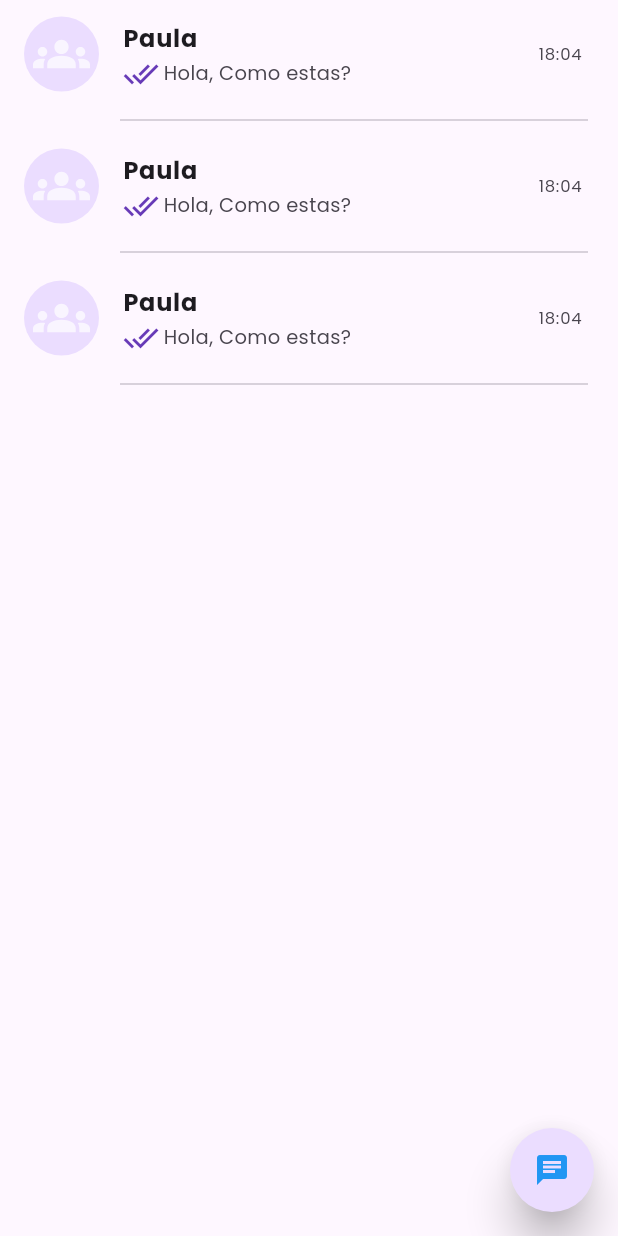
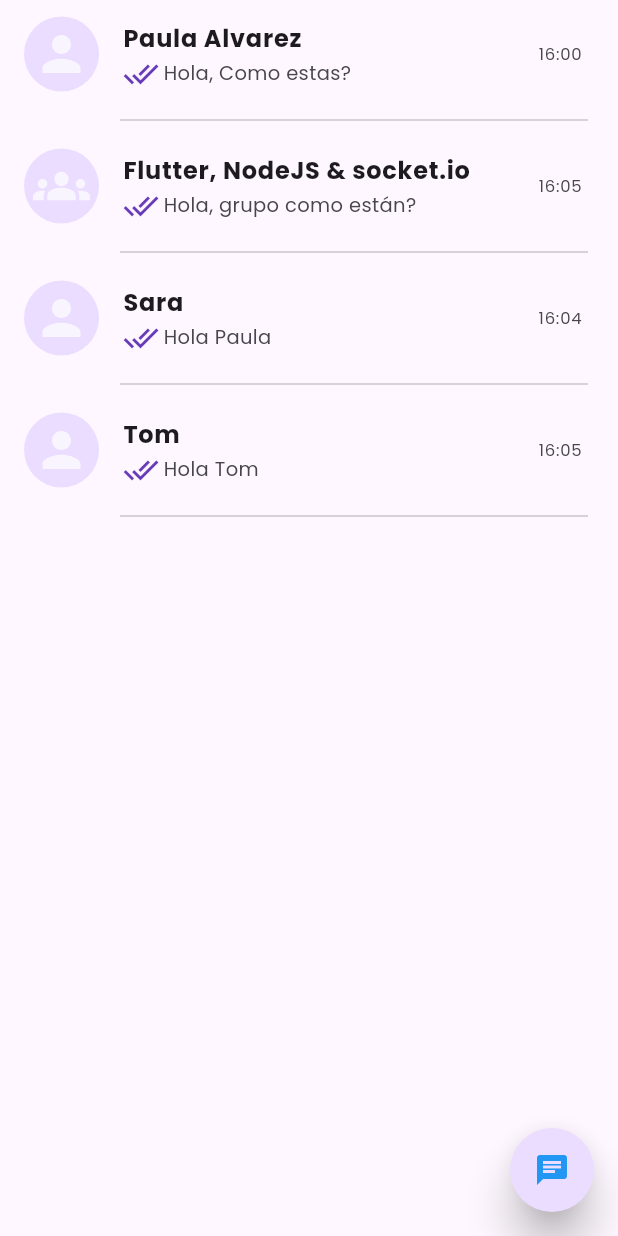
Before and after one commit to PaulaAlvarezC/chateando_flutter, a Flutter app: the ChatPage screen opened directly, on a phone screen of 412 x 824 dp. Run offline on Flutter 3.47's test engine with Material 3 defaults, Android fonts, the light colour scheme and no system bars; our stand-ins replace flutter_svg; missing offline and left inert: flutter_gradient_app_bar.

Commit message:
Add model

```diff
--- a/lib/CustomUI/custom_card.dart
+++ b/lib/CustomUI/custom_card.dart
@@ -1,8 +1,11 @@
+import 'package:chateando/Screens/individual_screen.dart';
 import 'package:flutter/material.dart';
 import 'package:flutter_svg/svg.dart';
+import 'package:chateando/Model/chat_model.dart';
 
 class CustomCard extends StatefulWidget {
-  const CustomCard({super.key});
+  const CustomCard({Key? key, required this.chatModel}) : super(key: key);
+  final ChatModel chatModel;
 
   @override
   State<CustomCard> createState() => _CustomCardState();
@@ -11,29 +14,51 @@ class CustomCard extends StatefulWidget {
 class _CustomCardState extends State<CustomCard> {
   @override
   Widget build(BuildContext context) {
-    return  InkWell(
-      onTap: () {},
+    return InkWell(
+      onTap: () {
+        Navigator.push(
+            context, MaterialPageRoute(builder: (context) => IndividualPage()));
+      },
       child: Column(
         children: [
           ListTile(
-             leading: CircleAvatar(
+            leading: CircleAvatar(
               radius: 25,
-              child: SvgPicture.asset("assets/groups_black.svg", color: Colors.white70, height: 38, width: 38,),
-             ),
-            title: const Text("Paula", style: TextStyle( fontSize:16, fontWeight: FontWeight.bold),),
-            trailing: const Text("18:04"),
-            subtitle: const Row(
+              child: SvgPicture.asset(
+                widget.chatModel.isGroup
+                    ? "assets/groups_black.svg"
+                    : "assets/person_black.svg",
+                colorFilter: const ColorFilter.mode(
+                  Colors.white70,
+                  BlendMode.srcIn,
+                ),
+                height: 38,
+                width: 38,
+              ),
+            ),
+            title: Text(
+              widget.chatModel.name,
+              style: const TextStyle(fontSize: 16, fontWeight: FontWeight.bold),
+            ),
+            trailing: Text(widget.chatModel.time),
+            subtitle: Row(
               children: [
-                Icon(Icons.done_all, color: Colors.deepPurple,),
-                SizedBox( width: 3,),
-                Text('Hola, Como estas?', style: TextStyle( fontSize:13)),
-                ],
+                const Icon(
+                  Icons.done_all,
+                  color: Colors.deepPurple,
                 ),
+                const SizedBox(
+                  width: 3,
+                ),
+                Text(widget.chatModel.currentMessage,
+                    style: const TextStyle(fontSize: 13)),
+              ],
+            ),
           ),
           const Padding(
-            padding:  EdgeInsets.only(right: 20, left: 80),
-            child:  Divider(
-            thickness: 1,
+            padding: EdgeInsets.only(right: 20, left: 80),
+            child: Divider(
+              thickness: 1,
             ),
           ),
         ],
--- /dev/null
+++ b/lib/Model/chat_model.dart
@@ -0,0 +1,15 @@
+class ChatModel {
+  String name;
+  String icon;
+  bool isGroup;
+  String time;
+  String currentMessage;
+
+  ChatModel({
+    this.name = "",
+    this.icon = "",
+    this.isGroup = false,
+    this.time = "",
+    this.currentMessage = "",
+  });
+}
--- a/lib/Pages/chat_page.dart
+++ b/lib/Pages/chat_page.dart
@@ -1,4 +1,5 @@
 import 'package:chateando/CustomUI/custom_card.dart';
+import 'package:chateando/Model/chat_model.dart';
 import 'package:flutter/material.dart';
 
 class ChatPage extends StatefulWidget {
@@ -9,30 +10,56 @@ class ChatPage extends StatefulWidget {
 }
 
 class _ChatPageState extends State<ChatPage> {
+  List<ChatModel> chats = [
+    ChatModel(
+      name: "Paula Alvarez",
+      icon: "person_black.svg",
+      isGroup: false,
+      currentMessage: "Hola, Como estas?",
+      time: "16:00",
+    ),
+    ChatModel(
+      name: "Flutter, NodeJS & socket.io",
+      icon: "groups_black.svg",
+      isGroup: true,
+      currentMessage: "Hola, grupo como están?",
+      time: "16:05",
+    ),
+    ChatModel(
+      name: "Sara",
+      icon: "person_black.svg",
+      isGroup: false,
+      currentMessage: "Hola Paula",
+      time: "16:04",
+    ),
+    ChatModel(
+      name: "Tom",
+      icon: "person_black.svg",
+      isGroup: false,
+      currentMessage: "Hola Tom",
+      time: "16:05",
+    ),
+  ];
   @override
   Widget build(BuildContext context) {
-    return  Scaffold(
+    return Scaffold(
       floatingActionButton: FloatingActionButton(
         foregroundColor: Colors.blue,
         splashColor: Colors.purple.shade100,
         elevation: 12,
         shape: const RoundedRectangleBorder(
-            borderRadius: BorderRadius.all(Radius.circular(40.0))
-        ),
+            borderRadius: BorderRadius.all(Radius.circular(40.0))),
         onPressed: () {
-           //print('');
+          //print('');
         },
         child: const Icon(Icons.chat),
       ),
-      body: ListView(
-        children: const [
-        CustomCard(),
-        CustomCard(),
-        CustomCard(),
-
-      ]
+      body: ListView.builder(
+        itemCount: chats.length,
+        itemBuilder: (context, index) => CustomCard(
+          chatModel: chats[index],
+        ),
       ),
-
     );
   }
 }
--- /dev/null
+++ b/lib/Screens/individual_screen.dart
@@ -0,0 +1,15 @@
+import 'package:flutter/material.dart';
+
+class IndividualPage extends StatefulWidget {
+  IndividualPage({Key? key}) : super(key: key);
+
+  @override
+  State<IndividualPage> createState() => _IndividualPageState();
+}
+
+class _IndividualPageState extends State<IndividualPage> {
+  @override
+  Widget build(BuildContext context) {
+    return const Scaffold();
+  }
+}
```
Also changed, not shown: 2 other files.
